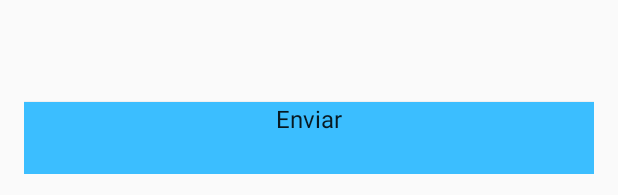
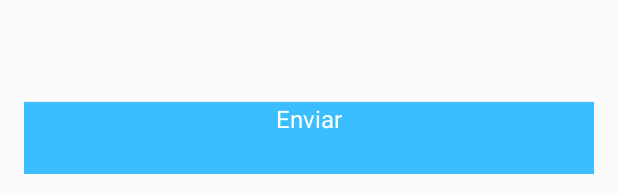
Before and after one commit to EduardoPetrini/andro-test, an Android app: the layout activity_viagem.xml on its own in the app's theme, with its tools: preview values and no code run, on a phone screen of 412 x 824 dp. Shown: the part 1038-1233 px from the top of the screen. Run offline under Robolectric (Android 15) with nearby library versions, the phone set to English and light mode, and no system bars; network calls fail.

Commit message:
Finalizado update de viagem

```diff
--- a/AndroTest/app/src/main/java/br/com/androtest/util/RestUrls.java
+++ b/AndroTest/app/src/main/java/br/com/androtest/util/RestUrls.java
@@ -9,6 +9,7 @@ public class RestUrls {
     public final static String viagemCadastrar = "viagem/cadastrar";
     public final static String getUsuarioById = "usuario/";
     public final static String getViagemById = "viagem/";
+    public final static String orcar = "viagem/orcar";
     public final static String getAtividades = "usuario/atividades/";
     public final static String login = "login";
 
--- a/AndroTest/app/src/main/res/layout/activity_viagem.xml
+++ b/AndroTest/app/src/main/res/layout/activity_viagem.xml
@@ -4,7 +4,7 @@
     android:paddingRight="@dimen/activity_horizontal_margin"
     android:paddingTop="@dimen/activity_vertical_margin"
     android:paddingBottom="@dimen/activity_vertical_margin"
-    tools:context="br.com.androtest.ViagemActivity">
+    tools:context=".ViagemActivity">
 
     <TextView
         android:id="@+id/headText"
@@ -21,8 +21,8 @@
         android:layout_height="wrap_content"
         android:layout_below="@+id/headText"
         android:hint="@string/viagem_titulo"
-        android:textAppearance="@style/comforttaFont"
-        android:layout_marginTop="3dp"/>
+        android:layout_marginTop="3dp"
+        android:textAppearance="@style/comforttaFont"/>
 
     <RelativeLayout
         android:id="@+id/layoutDatas"
@@ -41,8 +41,8 @@
                 android:layout_width="wrap_content"
                 android:layout_height="wrap_content"
                 android:text= "@string/head_data_partida"
-                android:textAppearance="@style/comforttaFont"
-                android:layout_marginTop="8dp"/>
+                android:layout_marginTop="8dp"
+                android:textAppearance="@style/comforttaFont"/>
 
             <LinearLayout
                 android:id="@+id/layoutDataPartida"
@@ -83,8 +83,8 @@
                 android:layout_width="wrap_content"
                 android:layout_height="wrap_content"
                 android:text="@string/head_data_chegada"
-                android:textAppearance="@style/comforttaFont"
-                android:layout_marginTop="8dp"/>
+                android:layout_marginTop="8dp"
+                android:textAppearance="@style/comforttaFont"/>
 
             <LinearLayout
                 android:id="@+id/layoutDataChegada"
@@ -229,10 +229,10 @@
         android:layout_width="match_parent"
         android:layout_height="wrap_content"
         android:text="@string/button_create_viagem"
-        android:textAppearance="@style/comforttaFont"
         android:background="@color/blue_default"
         android:onClick="criar"
-        android:layout_alignParentBottom="true"/>
+        android:layout_alignParentBottom="true"
+        android:textAppearance="@style/comforttaFont"/>
 
     <LinearLayout
         android:id="@+id/layoutBotoesAutorizadr"
@@ -247,11 +247,12 @@
             android:layout_width="match_parent"
             android:layout_height="wrap_content"
             android:text="@string/button_aceitar"
-            android:textAppearance="@style/comforttaFont"
             android:layout_gravity="left"
             android:background="@color/blue_default"
             android:onClick="aceitar"
-            android:layout_marginRight="10dp"/>
+            android:layout_marginRight="10dp"
+            android:textAppearance="@style/comforttaFont"
+            />
 
         <Button
             android:id="@+id/rejeitar"
@@ -259,10 +260,10 @@
             android:layout_width="match_parent"
             android:layout_height="wrap_content"
             android:text="@string/button_rejeitar"
-            android:textAppearance="@style/comforttaFont"
             android:background="@color/blue_default"
             android:onClick="rejeitar"
-            android:layout_marginLeft="10dp"/>
+            android:layout_marginLeft="10dp"
+            android:textAppearance="@style/comforttaFont"/>
 
     </LinearLayout>
 
@@ -279,11 +280,11 @@
             android:layout_width="match_parent"
             android:layout_height="wrap_content"
             android:text="@string/button_iniciar_viagem"
-            android:textAppearance="@style/comforttaFont"
             android:layout_gravity="left"
             android:background="@color/blue_default"
             android:onClick="iniciarViagem"
-            android:layout_marginRight="10dp"/>
+            android:layout_marginRight="10dp"
+            android:textAppearance="@style/comforttaFont"/>
 
         <Button
             android:id="@+id/terminar"
@@ -291,11 +292,11 @@
             android:layout_width="match_parent"
             android:layout_height="wrap_content"
             android:text="@string/button_terminar_viagem"
-            android:textAppearance="@style/comforttaFont"
             android:background="@color/blue_default"
             android:layout_gravity="right"
             android:onClick="terminarViagem"
-            android:layout_marginLeft="10dp"/>
+            android:layout_marginLeft="10dp"
+            android:textAppearance="@style/comforttaFont"/>
 
     </LinearLayout>
 
@@ -304,10 +305,11 @@
         android:layout_width="match_parent"
         android:layout_height="wrap_content"
         android:text="@string/button_enviar"
-            android:textAppearance="@style/comforttaFont"
         android:layout_alignParentBottom="true"
         android:background="@color/blue_default"
-            android:onClick="EnviarTransportador"
-            android:gravity="center_horizontal"/>
+        android:textColor="@color/White_default"
+        android:onClick="enviarTransportador"
+        android:gravity="center_horizontal"
+        android:textAppearance="@style/comforttaFont"/>
 
 </RelativeLayout>
```
Also changed, not shown: AndroTest/app/src/main/java/br/com/androtest/HomeActivity.java (+38 -17 lines), AndroTest/app/src/main/java/br/com/androtest/ViagemActivity.java (+70 -0 lines). Lines whose indentation alone changed are shown as unchanged.
